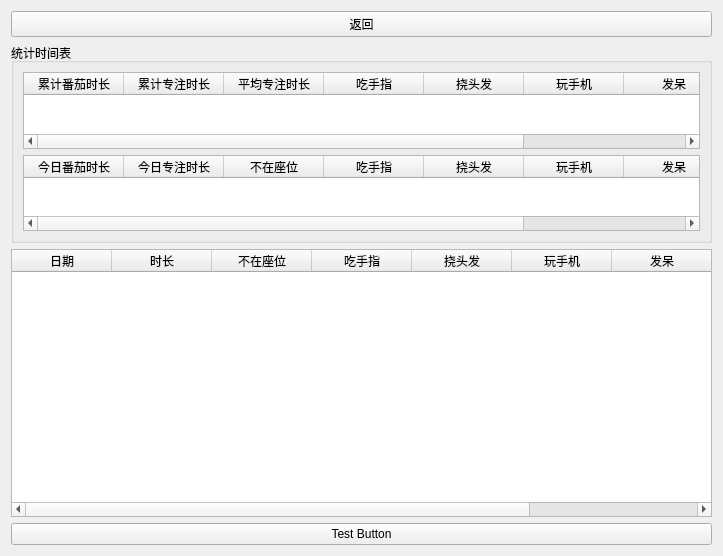
Leeye1/StudyMate-GUI, file reportpage.ui: the form before one commit.
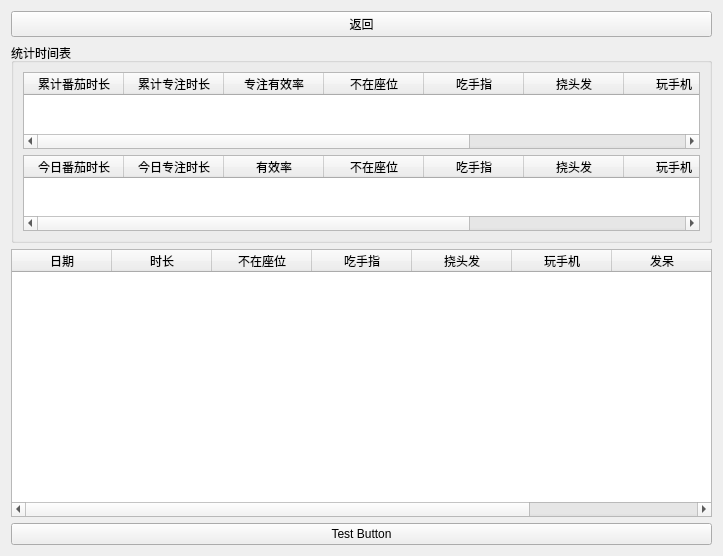
The form after the commit.

What changed in the file:
```diff
--- a/reportpage.ui
+++ b/reportpage.ui
@@ -62,6 +62,9 @@
         <property name="autoFillBackground">
          <bool>false</bool>
         </property>
+        <property name="columnCount">
+         <number>9</number>
+        </property>
         <column>
          <property name="text">
           <string>累计番茄时长</string>
@@ -74,7 +77,12 @@
         </column>
         <column>
          <property name="text">
-          <string>平均专注时长</string>
+          <string>专注有效率</string>
+         </property>
+        </column>
+        <column>
+         <property name="text">
+          <string>不在座位</string>
          </property>
         </column>
         <column>
@@ -97,11 +105,7 @@
           <string>发呆</string>
          </property>
         </column>
-        <column>
-         <property name="text">
-          <string>有效率</string>
-         </property>
-        </column>
+        <column/>
        </widget>
       </item>
       <item>
@@ -121,6 +125,9 @@
         <property name="autoFillBackground">
          <bool>false</bool>
         </property>
+        <property name="columnCount">
+         <number>9</number>
+        </property>
         <column>
          <property name="text">
           <string>今日番茄时长</string>
@@ -131,6 +138,11 @@
           <string>今日专注时长</string>
          </property>
         </column>
+        <column>
+         <property name="text">
+          <string>有效率</string>
+         </property>
+        </column>
         <column>
          <property name="text">
           <string>不在座位</string>
@@ -156,11 +168,7 @@
           <string>发呆</string>
          </property>
         </column>
-        <column>
-         <property name="text">
-          <string>有效率</string>
-         </property>
-        </column>
+        <column/>
        </widget>
       </item>
      </layout>
```
